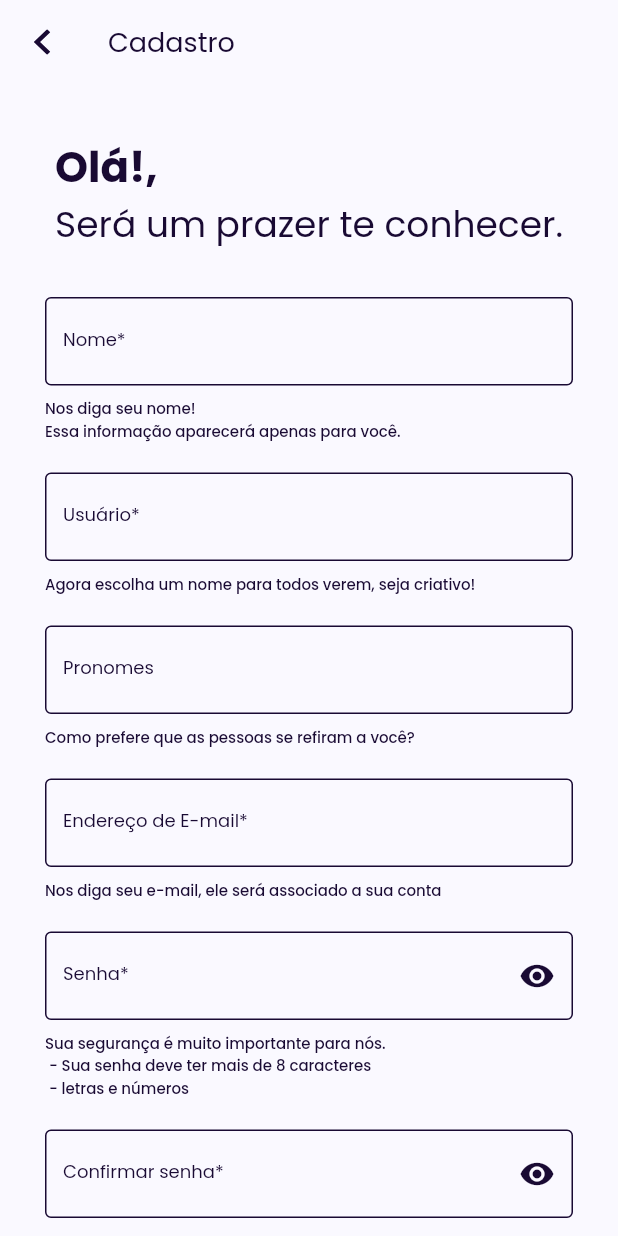
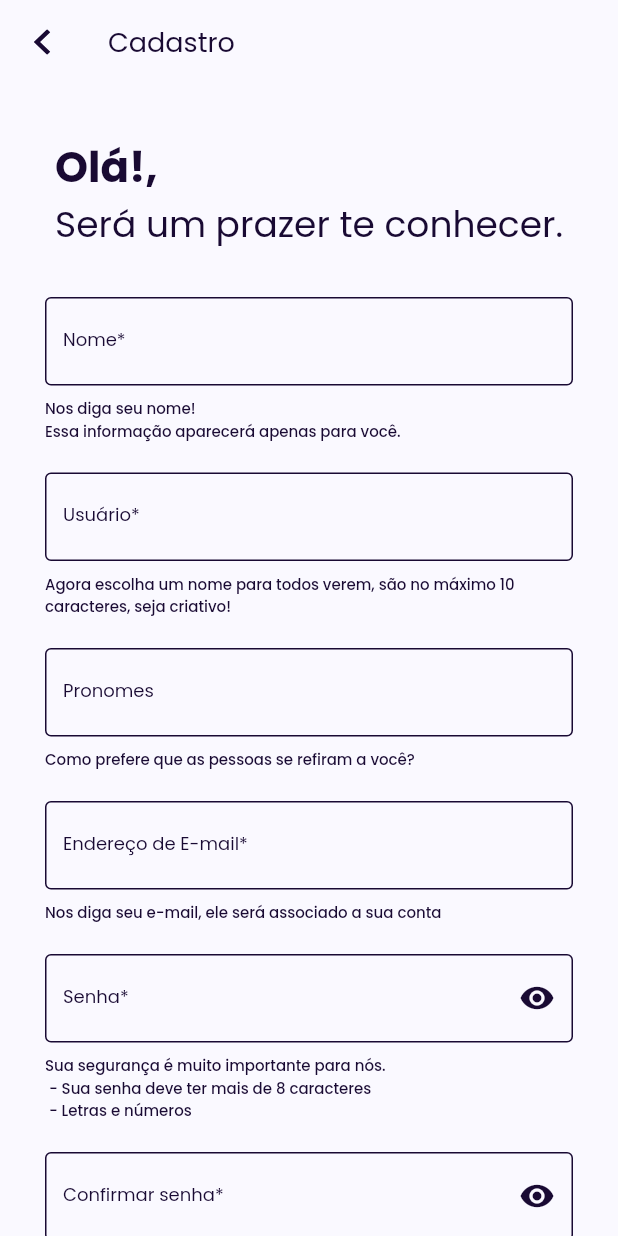
Before and after one commit to Is-It-Safe/mobile, a Flutter app: the RegisterPage screen opened by its route, on a phone screen of 412 x 824 dp. Run offline on Flutter 3.47's test engine with Material 2 defaults, Android fonts, the phone set to English and light mode, and no system bars; our stand-ins replace dio, dotted_border, flutter_modular, flutter_svg, geocoding, geolocator and 8 more; missing offline and left inert: jwt_decode; accounts and stored records are empty.

```diff
--- a/lib/l10n/intl_pt.arb
+++ b/lib/l10n/intl_pt.arb
@@ -113,7 +113,7 @@
 
 
     "textFeatureAvailableSoon":"Funcionalidade disponível em breve",
-    "textDontBeAfraidToBeCreative":"Agora escolha um nome para todos verem, seja criativo!",
+    "textDontBeAfraidToBeCreative":"Agora escolha um nome para todos verem, são no máximo 10 caracteres, seja criativo!",
     "textHowDoYouPreferWeReferToYou":"Como prefere que as pessoas se refiram a você?",
     "textWeCareAboutYourSafety":"Sua segurança é muito importante para nós.",
     "textAtLeast8Characteres":"- Sua senha deve ter mais de 8 caracteres",
@@ -126,7 +126,7 @@
     "textTellUsTheEmailAssociatedWithYourAccount":"Nos diga seu e-mail, ele será associado a sua conta",
     "textYourRepresentationHereInside":"Uma representação sua aqui dentro!",
     "textTypeTheNameOfAPlaceToSearch":"Digite o nome de um local para buscar.",
-    "textPasswordSpecifications":"Sua segurança é muito importante para nós.\n - Sua senha deve ter mais de 8 caracteres\n - letras e números",
+    "textPasswordSpecifications":"Sua segurança é muito importante para nós.\n - Sua senha deve ter mais de 8 caracteres\n - Letras e números",
     "textSelectAPicture":"Selecione uma foto antes de salvar.",
     "textRegisterSuccess":"Cadastro realizado com sucesso!",
     "textRegisterSuccessMessage":"Você será redirecionado para a página de login.",
--- a/lib/src/app/modules/auth/register/presenter/bloc/register_bloc.dart
+++ b/lib/src/app/modules/auth/register/presenter/bloc/register_bloc.dart
@@ -164,6 +164,8 @@ class RegisterBloc extends SafeBloC {
   validateNameTextField(String? value) {
     if (!ValidationUtil.name(value ?? StringConstants.empty) || value == null) {
       return S.current.textErrorEmptyField;
+    } else if (value.length < 3) {
+      return S.current.textRegisterValidateUserName;
     }
     return null;
   }
--- a/lib/src/app/modules/auth/register/presenter/pages/register_page.dart
+++ b/lib/src/app/modules/auth/register/presenter/pages/register_page.dart
@@ -128,7 +128,8 @@ class _RegisterPageState extends ModularState<RegisterPage, RegisterBloc> {
                   labelText: S.current.textPasswordConfirmation +
                       StringConstants.asterisk,
                   onChanged: (value) => controller.toogleRegisterButton(),
-                  validator: (value) => controller.validatePassword(value),
+                  validator: (value) =>
+                      controller.validateConfirmPassword(value),
                   suffixIcon: SafeShowFieldButton(
                     value: _showPassword,
                     onTap: () => setState(() {
```
Also changed, not shown: lib/src/app/modules/auth/register/presenter/pages/register_profile_page.dart (+26 -26 lines), lib/src/domain/use_case/do_register_use_case.dart (+5 -2 lines), lib/generated/intl/messages_pt.dart, lib/generated/l10n.dart.
